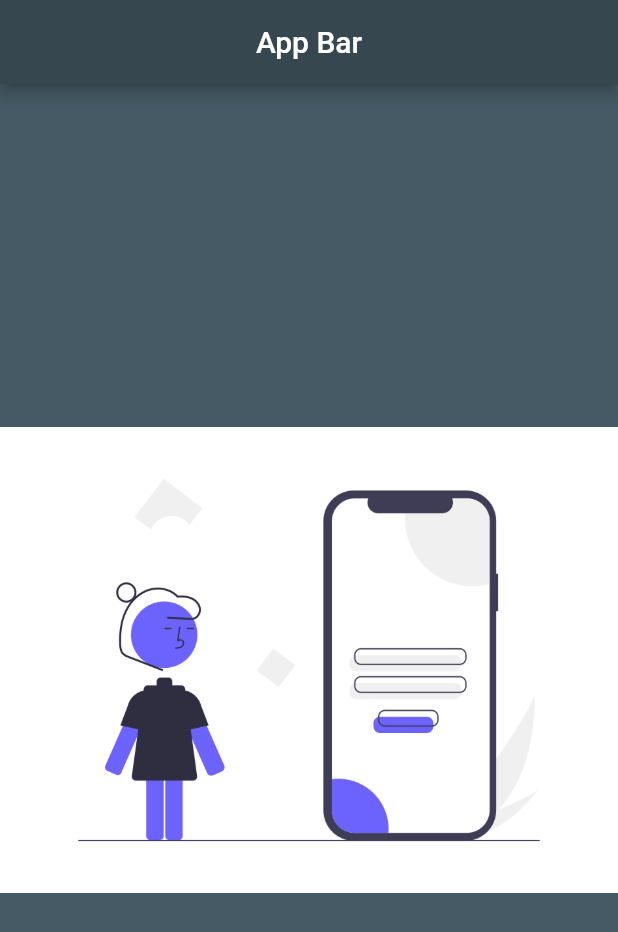
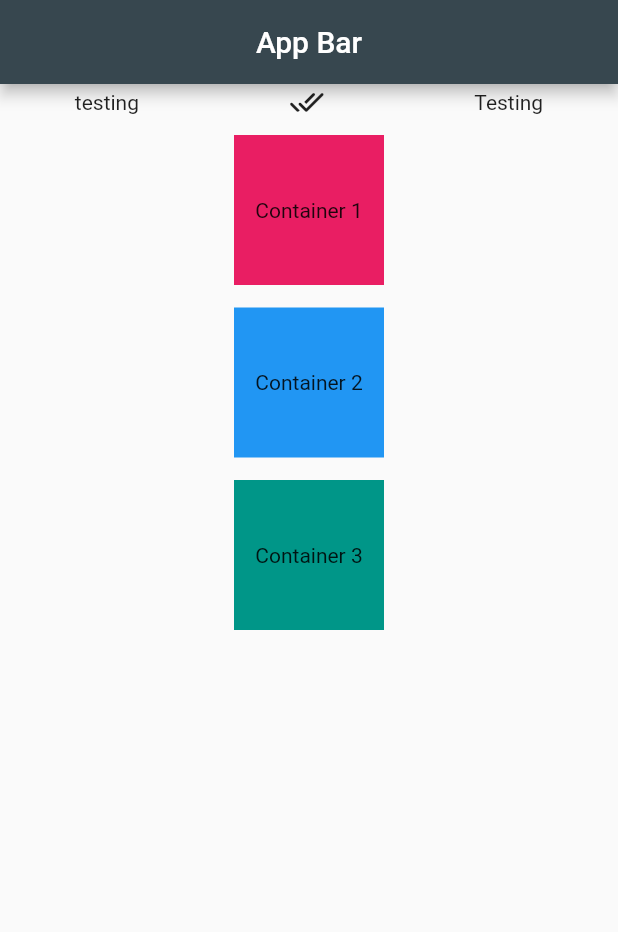
Before and after one commit to Mularbo/flutter_learning_2, a Flutter app: the screen it shows after launch, on a phone screen of 412 x 824 dp. Shown: the top 932 px of the screen. Run offline on Flutter 3.47's test engine with Material 2 defaults, Android fonts, the phone set to English and light mode, and no system bars.

Commit message:
Understood widgets and properties

```diff
--- a/lib/main.dart
+++ b/lib/main.dart
@@ -11,14 +11,51 @@ class MyApp extends StatelessWidget {
   Widget build(BuildContext context) {
     return MaterialApp(
       home: Scaffold(
-        backgroundColor: Colors.blueGrey.shade700,
         appBar: AppBar(
           backgroundColor: Colors.blueGrey.shade800,
           title: Center(child: Text("App Bar")),
         ),
-        body: const Center(
-          child: Image(
-            image: AssetImage("assets/images/MobileLogin.png"),
+        body: SafeArea(
+          child: Column(
+            mainAxisAlignment: MainAxisAlignment.start,
+            crossAxisAlignment: CrossAxisAlignment.center,
+            children: [
+              Row(
+                mainAxisAlignment: MainAxisAlignment.spaceAround,
+                children: const [
+                  Text("testing"),
+                  Icon(Icons.done_all_rounded),
+                  Text("Testing"),
+                ],
+              ),
+              SizedBox(
+                height: 10,
+              ),
+              Container(
+                height: 100,
+                width: 100,
+                color: Colors.pink,
+                child: const Center(child: Text("Container 1")),
+              ),
+              const SizedBox(
+                height: 15,
+              ),
+              Container(
+                height: 100,
+                width: 100,
+                color: Colors.blue,
+                child: const Center(child: Text("Container 2")),
+              ),
+              const SizedBox(
+                height: 15,
+              ),
+              Container(
+                height: 100,
+                width: 100,
+                color: Colors.teal,
+                child: const Center(child: Text("Container 3")),
+              )
+            ],
           ),
         ),
       ),
```
